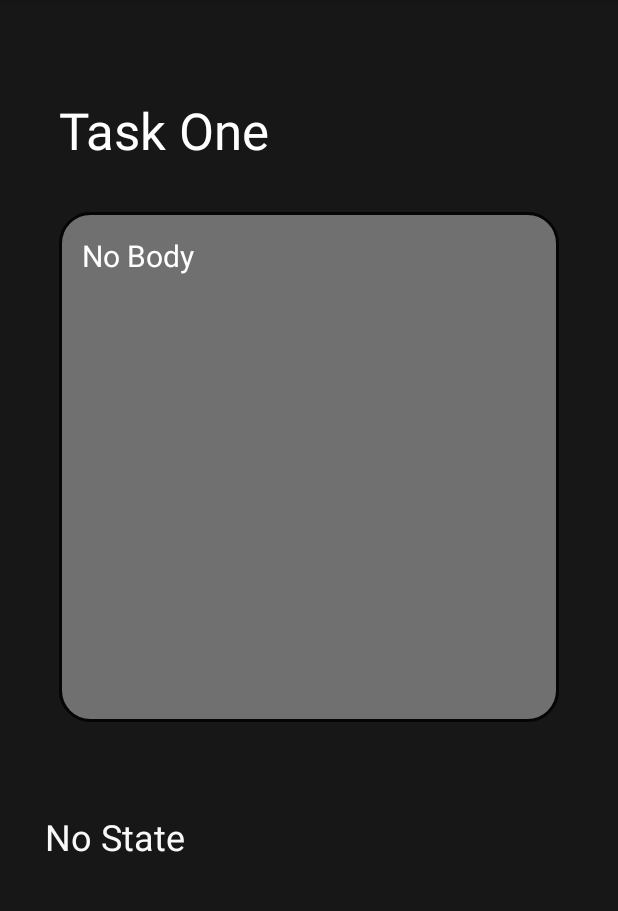
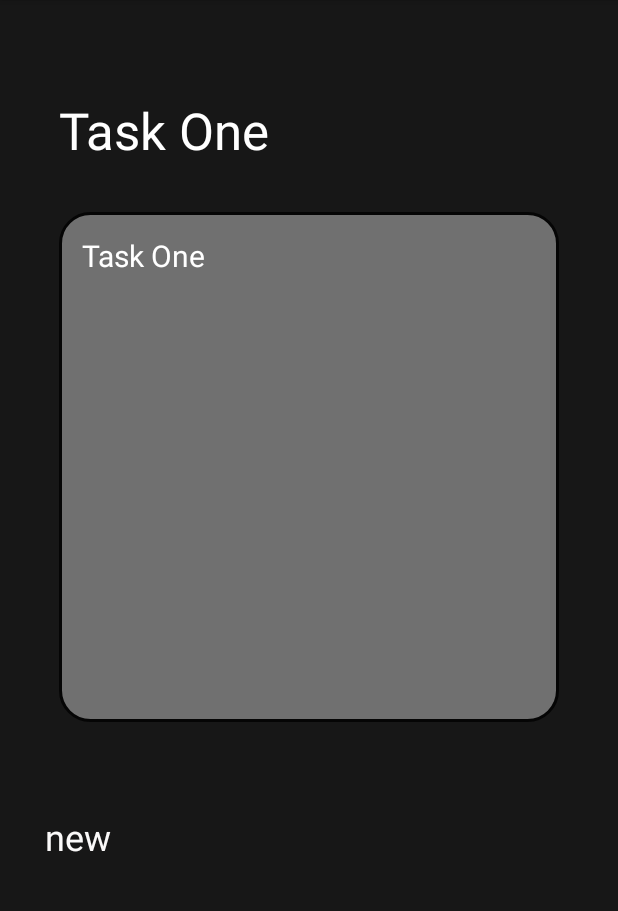
Before and after one commit to RogerMReyes/taskmaster, an Android app: the screen it shows after launch (TaskDetail), after a tap on an icon or button, on a phone screen of 412 x 824 dp, the part 84-995 px from its top. Run offline under Robolectric (Android 15) with nearby library versions, the phone set to English and light mode, and no system bars.

Commit message:
Added to hardcoded tasks

```diff
--- a/app/src/main/java/com/rrd12/taskmaster/activities/MainActivity.java
+++ b/app/src/main/java/com/rrd12/taskmaster/activities/MainActivity.java
@@ -67,13 +67,13 @@ public class MainActivity extends AppCompatActivity {
 
         List<Task> tasks = new ArrayList<>();
 
-        tasks.add(new Task("Task One"));
-        tasks.add(new Task("Task Two"));
-        tasks.add(new Task("Task Three"));
-        tasks.add(new Task("Task Four"));
-        tasks.add(new Task("Task Five"));
-        tasks.add(new Task("Task Six"));
-        tasks.add(new Task("Task Seven"));
+        tasks.add(new Task("Task One","Task One","new"));
+        tasks.add(new Task("Task Two","Task Two","new"));
+        tasks.add(new Task("Task Three","Task Three","new"));
+        tasks.add(new Task("Task Four","Task Four","new"));
+        tasks.add(new Task("Task Five","Task Five","new"));
+        tasks.add(new Task("Task Six","Task Six","new"));
+        tasks.add(new Task("Task Seven","Task Seven","new"));
 
         TaskListRecViewAdapter adapter = new TaskListRecViewAdapter(tasks, this);
         taskList.setAdapter(adapter);
--- a/app/src/main/res/layout/activity_task_detail.xml
+++ b/app/src/main/res/layout/activity_task_detail.xml
@@ -43,4 +43,5 @@
         android:textSize="24sp"
         app:layout_constraintStart_toStartOf="parent"
         app:layout_constraintTop_toBottomOf="@+id/taskDetails" />
+
 </androidx.constraintlayout.widget.ConstraintLayout>
```
